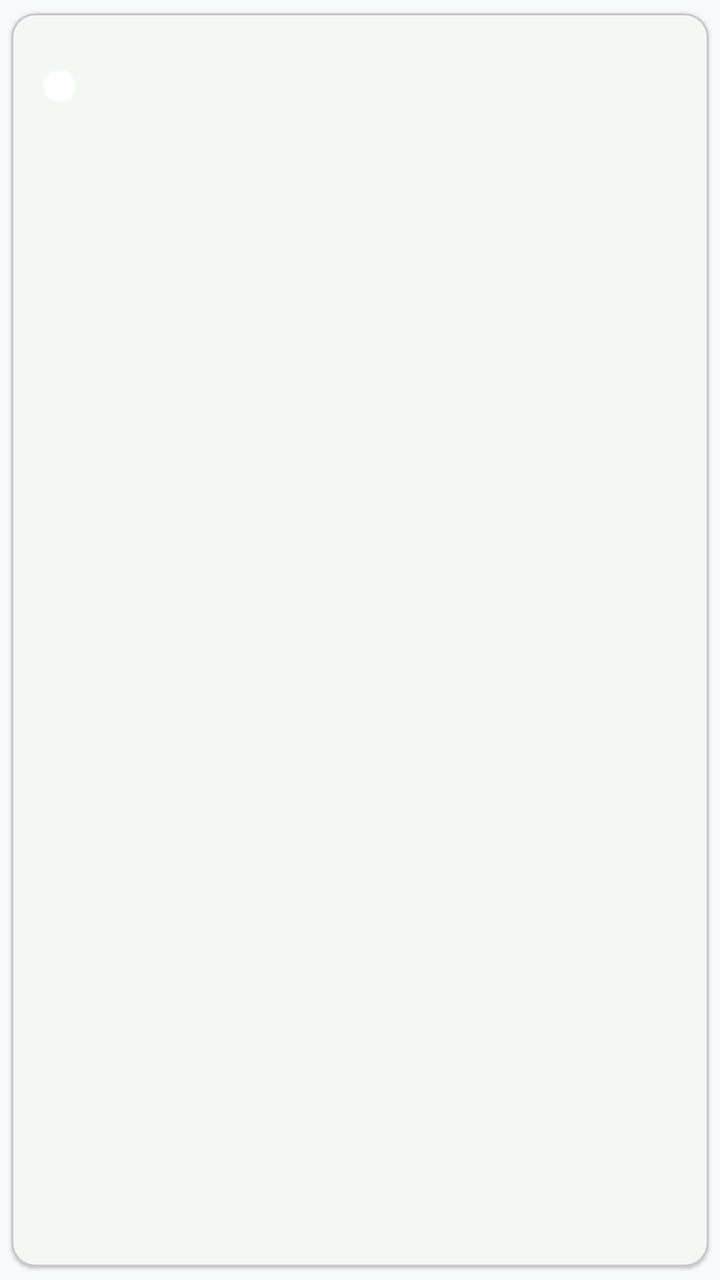
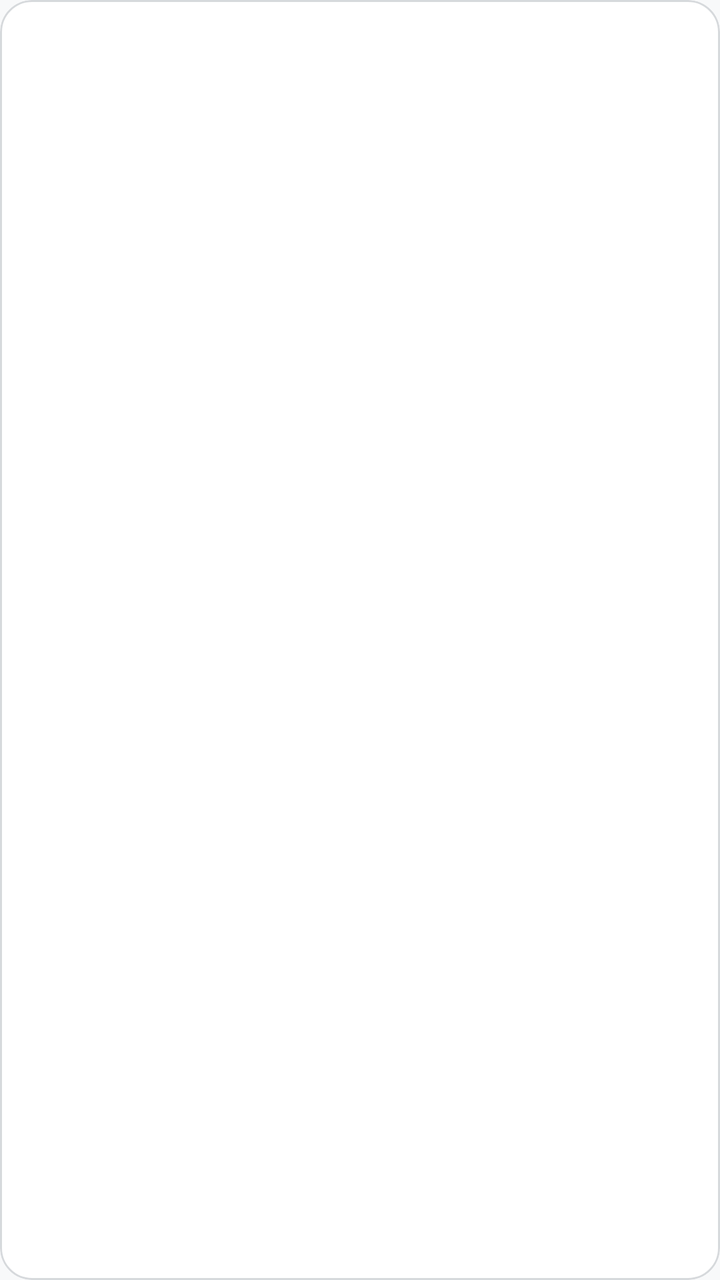

Before-and-after screenshots of an Android layout around one commit, followed by the original layout XML and the change that was made.
<!-- AndroidManifest.xml: application theme Theme.NetScan -->
<!-- res/layout/simple_item_scan.xml -->
<?xml version="1.0" encoding="utf-8"?>
<com.google.android.material.card.MaterialCardView xmlns:android="http://schemas.android.com/apk/res/android"
    xmlns:app="http://schemas.android.com/apk/res-auto"
    android:layout_width="match_parent"
    android:layout_height="wrap_content"
    android:layout_marginBottom="@dimen/screen_padding_small"
    app:cardBackgroundColor="?attr/colorSurface"
    app:cardCornerRadius="12dp"
    app:cardElevation="1dp"
    app:cardUseCompatPadding="true">

    <LinearLayout
        android:layout_width="match_parent"
        android:layout_height="wrap_content"
        android:gravity="center_vertical"
        android:minHeight="48dp"
        android:orientation="horizontal"
        android:padding="@dimen/screen_padding">

        <View
            android:id="@+id/dot_status"
            android:layout_width="16dp"
            android:layout_height="16dp"
            android:background="@drawable/bg_status_dot"
            android:contentDescription="@string/simple_status_dot_description" />

        <LinearLayout
            android:layout_width="0dp"
            android:layout_height="wrap_content"
            android:layout_marginStart="@dimen/screen_padding"
            android:layout_weight="1"
            android:orientation="vertical">

            <TextView
                android:id="@+id/text_scan_date"
                android:layout_width="wrap_content"
                android:layout_height="wrap_content"
                android:textAppearance="@style/TextAppearance.NetScan.TitleMedium"
                android:textColor="?attr/colorOnSurface" />

            <TextView
                android:id="@+id/text_scan_summary"
                android:layout_width="wrap_content"
                android:layout_height="wrap_content"
                android:textAppearance="@style/TextAppearance.NetScan.BodyMedium"
                android:textColor="?attr/colorOnSurfaceVariant" />
        </LinearLayout>
    </LinearLayout>

</com.google.android.material.card.MaterialCardView>
<!-- resources referenced by this layout -->
<resources>
  <style name="Theme.NetScan" parent="Theme.Material3.DayNight.NoActionBar">
          
          <item name="colorPrimary">@color/primary</item>
          <item name="colorOnPrimary">@color/on_primary</item>
          <item name="colorPrimaryContainer">@color/primary_container</item>
          <item name="colorOnPrimaryContainer">@color/on_primary_container</item>
  
          
          <item name="colorSecondary">@color/secondary</item>
          <item name="colorOnSecondary">@color/on_secondary</item>
          <item name="colorSecondaryContainer">@color/secondary_container</item>
          <item name="colorOnSecondaryContainer">@color/on_secondary_container</item>
  
          
          <item name="colorSurface">@color/surface</item>
          <item name="colorOnSurface">@color/on_surface</item>
          <item name="colorSurfaceVariant">@color/surface_variant</item>
          <item name="colorOnSurfaceVariant">@color/on_surface_variant</item>
          <item name="colorBackground">@color/background</item>
          <item name="android:colorBackground">@color/background</item>
          <item name="android:windowBackground">@color/background</item>
  
          
          <item name="colorOutline">@color/outline</item>
          <item name="colorError">@color/error</item>
          <item name="colorOnError">@color/on_error</item>
          <item name="colorErrorContainer">@color/error_container</item>
          <item name="colorOnErrorContainer">@color/on_error_container</item>
  
          
          <item name="colorSuccess">@color/status_ok</item>
          <item name="colorWarning">@color/status_warning</item>
          <item name="colorOnWarning">@color/on_warning</item>
  
          
          <item name="buttonStyle">@style/Widget.NetScan.Button</item>
          <item name="borderlessButtonStyle">@style/Widget.NetScan.Button.Borderless</item>
  
          
          <item name="textInputStyle">@style/Widget.NetScan.TextInputLayout</item>
          <item name="editTextStyle">@style/Widget.NetScan.EditText</item>
  
          
          <item name="android:progressBarStyleHorizontal">@style/Widget.NetScan.ProgressBar.Horizontal</item>
  
          
          <item name="bottomNavigationStyle">@style/Widget.NetScan.BottomNavigationView</item>
      </style>
  <style name="Widget.NetScan.Button" parent="Widget.Material3.Button">
          <item name="android:insetLeft">0dp</item>
          <item name="android:insetTop">0dp</item>
          <item name="android:insetRight">0dp</item>
          <item name="android:insetBottom">0dp</item>
          <item name="android:paddingLeft">24dp</item>
          <item name="android:paddingTop">12dp</item>
          <item name="android:paddingRight">24dp</item>
          <item name="android:paddingBottom">12dp</item>
          <item name="cornerFamily">rounded</item>
          <item name="cornerRadius">12dp</item>
          <item name="android:elevation">2dp</item>
      </style>
  <style name="Widget.NetScan.Button.Borderless" parent="Widget.Material3.Button.TextButton">
          <item name="android:paddingLeft">16dp</item>
          <item name="android:paddingTop">8dp</item>
          <item name="android:paddingRight">16dp</item>
          <item name="android:paddingBottom">8dp</item>
          <item name="cornerFamily">rounded</item>
          <item name="cornerRadius">8dp</item>
      </style>
  <!-- unchanged entries left out for length: 33 -->
</resources>

<!-- the commit's change to res/layout/simple_item_scan.xml (unified diff, before → after) -->
@@ -1,13 +1,9 @@
 <?xml version="1.0" encoding="utf-8"?>
 <com.google.android.material.card.MaterialCardView xmlns:android="http://schemas.android.com/apk/res/android"
-    xmlns:app="http://schemas.android.com/apk/res-auto"
     android:layout_width="match_parent"
     android:layout_height="wrap_content"
-    android:layout_marginBottom="@dimen/screen_padding_small"
-    app:cardBackgroundColor="?attr/colorSurface"
-    app:cardCornerRadius="12dp"
-    app:cardElevation="1dp"
-    app:cardUseCompatPadding="true">
+    style="@style/Widget.NetScan.Card"
+    android:layout_marginBottom="@dimen/screen_padding_small">
 
     <LinearLayout
         android:layout_width="match_parent"
<!-- resource entries referenced after the edit -->
@@ -1,5 +1,12 @@
 <!-- resources referenced by this layout -->
 <resources>
+  <style name="Widget.NetScan.Card" parent="Widget.Material3.CardView.Outlined">
+          <item name="cardBackgroundColor">?attr/colorSurface</item>
+          <item name="strokeColor">@color/outline_variant</item>
+          <item name="strokeWidth">1dp</item>
+          <item name="cardCornerRadius">@dimen/card_corner_radius</item>
+          <item name="cardElevation">0dp</item>
+      </style>
   <style name="Theme.NetScan" parent="Theme.Material3.DayNight.NoActionBar">
           
           <item name="colorPrimary">@color/primary</item>
@@ -12,6 +19,12 @@
           <item name="colorOnSecondary">@color/on_secondary</item>
           <item name="colorSecondaryContainer">@color/secondary_container</item>
           <item name="colorOnSecondaryContainer">@color/on_secondary_container</item>
+  
+          
+          <item name="colorTertiary">@color/tertiary</item>
+          <item name="colorOnTertiary">@color/on_tertiary</item>
+          <item name="colorTertiaryContainer">@color/tertiary_container</item>
+          <item name="colorOnTertiaryContainer">@color/on_tertiary_container</item>
   
           
           <item name="colorSurface">@color/surface</item>
@@ -48,27 +61,36 @@
           
           <item name="bottomNavigationStyle">@style/Widget.NetScan.BottomNavigationView</item>
       </style>
+  <color name="outline_variant">#D6D9DC</color>
+  <dimen name="card_corner_radius">16dp</dimen>
+  <color name="tertiary">#7C50B8</color>
+  <color name="on_tertiary">#FFFFFF</color>
+  <color name="tertiary_container">#EADDFF</color>
+  <color name="on_tertiary_container">#2E005F</color>
   <style name="Widget.NetScan.Button" parent="Widget.Material3.Button">
-          <item name="android:insetLeft">0dp</item>
+          <item name="android:minHeight">@dimen/touch_target_min</item>
           <item name="android:insetTop">0dp</item>
-          <item name="android:insetRight">0dp</item>
           <item name="android:insetBottom">0dp</item>
-          <item name="android:paddingLeft">24dp</item>
-          <item name="android:paddingTop">12dp</item>
-          <item name="android:paddingRight">24dp</item>
-          <item name="android:paddingBottom">12dp</item>
-          <item name="cornerFamily">rounded</item>
-          <item name="cornerRadius">12dp</item>
-          <item name="android:elevation">2dp</item>
+          <item name="android:paddingLeft">20dp</item>
+          <item name="android:paddingRight">20dp</item>
+          <item name="android:paddingTop">10dp</item>
+          <item name="android:paddingBottom">10dp</item>
+          <item name="cornerRadius">@dimen/button_corner_radius</item>
+          <item name="iconGravity">textStart</item>
       </style>
   <style name="Widget.NetScan.Button.Borderless" parent="Widget.Material3.Button.TextButton">
-          <item name="android:paddingLeft">16dp</item>
+          <item name="android:minHeight">@dimen/touch_target_min</item>
+          <item name="android:insetTop">0dp</item>
+          <item name="android:insetBottom">0dp</item>
+          <item name="android:paddingLeft">12dp</item>
+          <item name="android:paddingRight">12dp</item>
           <item name="android:paddingTop">8dp</item>
-          <item name="android:paddingRight">16dp</item>
           <item name="android:paddingBottom">8dp</item>
-          <item name="cornerFamily">rounded</item>
           <item name="cornerRadius">8dp</item>
+          <item name="iconGravity">textStart</item>
       </style>
+  <dimen name="touch_target_min">48dp</dimen>
+  <dimen name="button_corner_radius">12dp</dimen>
   <!-- unchanged entries left out for length: 33 -->
 </resources>
 
